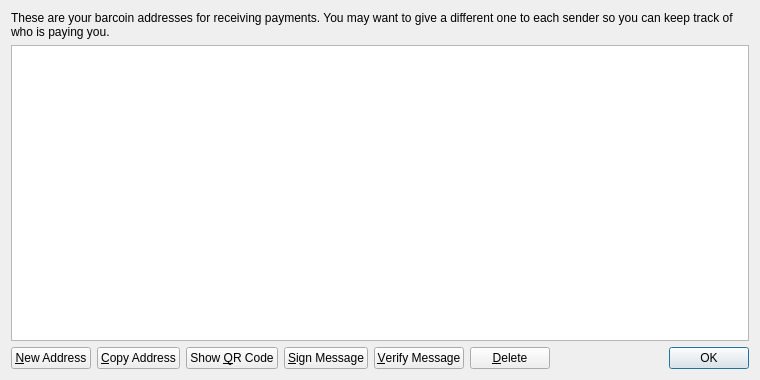
Before: the Qt Designer form src/qt/forms/addressbookpage.ui in slugcoin/slugcoin, drawn with Qt 5.
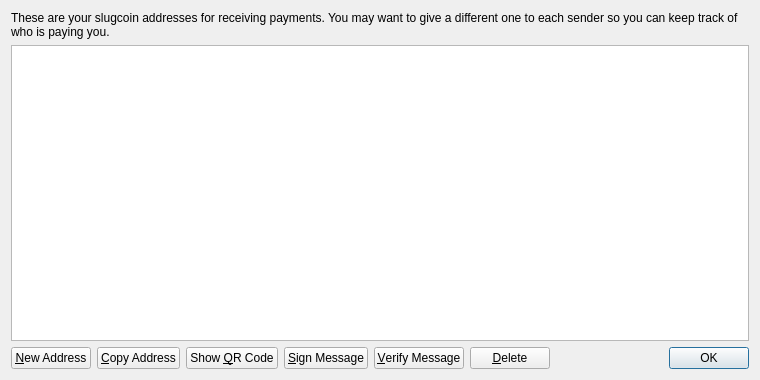
After: the same form once the commit is applied. Icons and pictures are not drawn.

```diff
--- a/src/qt/forms/addressbookpage.ui
+++ b/src/qt/forms/addressbookpage.ui
@@ -17,7 +17,7 @@
    <item>
     <widget class="QLabel" name="labelExplanation">
      <property name="text">
-      <string>These are your barcoin addresses for receiving payments. You may want to give a different one to each sender so you can keep track of who is paying you.</string>
+      <string>These are your slugcoin addresses for receiving payments. You may want to give a different one to each sender so you can keep track of who is paying you.</string>
      </property>
      <property name="textFormat">
       <enum>Qt::PlainText</enum>
```
